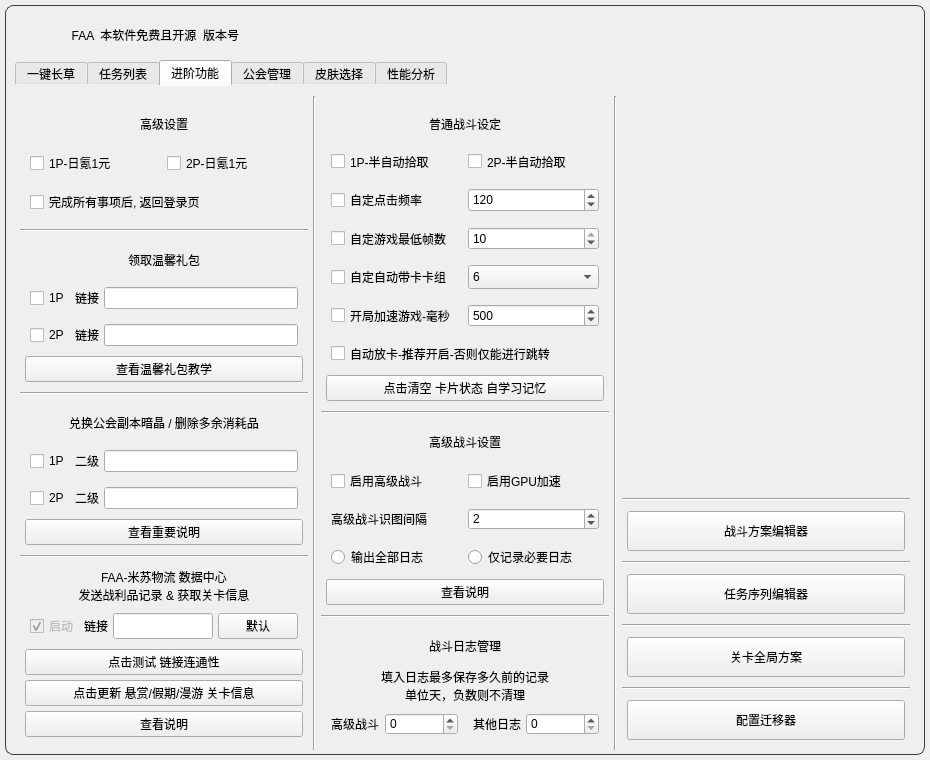
The window that resource/ui/FAA_3.0.ui (StareAbyss/FoodsVsMiceAutoAssistant) describes before a commit, drawn with Qt 5.
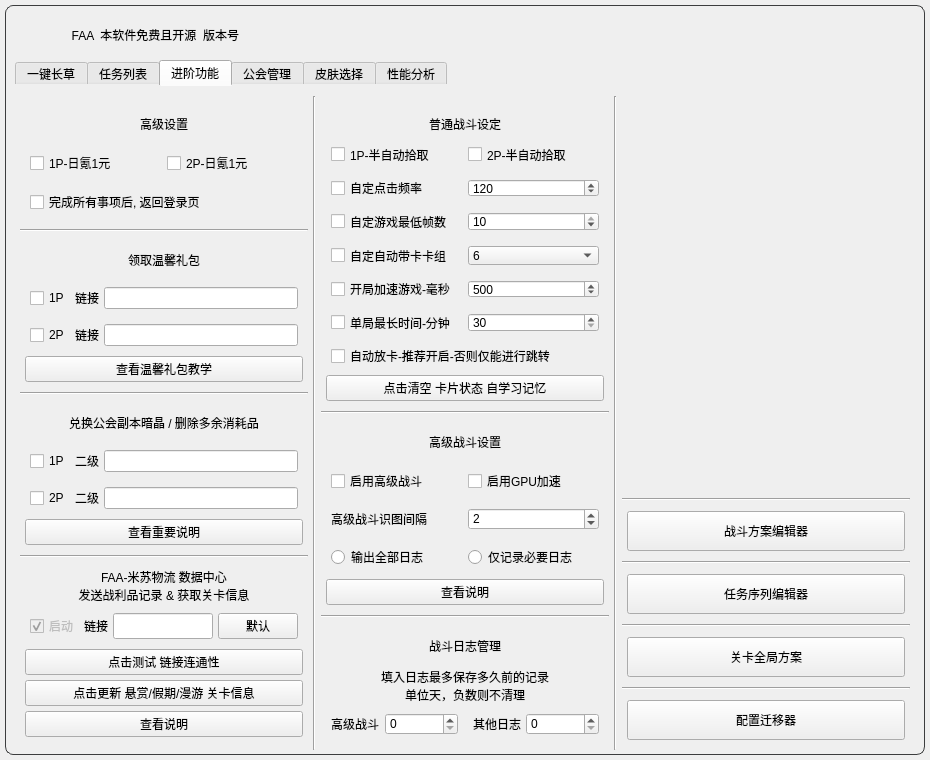
The same window after the commit. The open tabs and pages were chosen to show the change. Icons and pictures are not drawn. Custom widgets are drawn as their Qt base class.

Commit message: style: 杂项.

What changed in the file:
```diff
--- a/resource/ui/FAA_3.0.ui
+++ b/resource/ui/FAA_3.0.ui
@@ -10061,7 +10061,7 @@
               <number>5</number>
              </property>
              <item>
-              <layout class="QVBoxLayout" name="Lay_NormalBattleSettings" stretch="1,0,0,0,0,0,0">
+              <layout class="QVBoxLayout" name="Lay_NormalBattleSettings" stretch="1,0,0,0,0,0,0,0,0">
                <property name="spacing">
                 <number>5</number>
                </property>
@@ -10556,6 +10556,88 @@
                  </item>
                 </layout>
                </item>
+               <item>
+                <layout class="QHBoxLayout" name="Lay_NormalBattleSettings_7">
+                 <property name="leftMargin">
+                  <number>5</number>
+                 </property>
+                 <property name="topMargin">
+                  <number>5</number>
+                 </property>
+                 <property name="rightMargin">
+                  <number>5</number>
+                 </property>
+                 <property name="bottomMargin">
+                  <number>5</number>
+                 </property>
+                 <item>
+                  <widget class="QCheckBox" name="MaxBattleTime_Active">
+                   <property name="enabled">
+                    <bool>true</bool>
+                   </property>
+                   <property name="sizePolicy">
+                    <sizepolicy hsizetype="Expanding" vsizetype="Expanding">
+                     <horstretch>0</horstretch>
+                     <verstretch>0</verstretch>
+                    </sizepolicy>
+                   </property>
+                   <property name="minimumSize">
+                    <size>
+                     <width>0</width>
+                     <height>0</height>
+                    </size>
+                   </property>
+                   <property name="maximumSize">
+                    <size>
+                     <width>1677215</width>
+                     <height>100</height>
+                    </size>
+                   </property>
+                   <property name="toolTip">
+                    <string/>
+                   </property>
+                   <property name="text">
+                    <string>单局最长时间-分钟</string>
+                   </property>
+                  </widget>
+                 </item>
+                 <item>
+                  <widget class="QSpinBox" name="MaxBattleTime_Value">
+                   <property name="sizePolicy">
+                    <sizepolicy hsizetype="Expanding" vsizetype="Fixed">
+                     <horstretch>0</horstretch>
+                     <verstretch>0</verstretch>
+                    </sizepolicy>
+                   </property>
+                   <property name="minimumSize">
+                    <size>
+                     <width>0</width>
+                     <height>0</height>
+                    </size>
+                   </property>
+                   <property name="maximumSize">
+                    <size>
+                     <width>16777215</width>
+                     <height>100</height>
+                    </size>
+                   </property>
+                   <property name="toolTip">
+                    <string>单局最长战斗时间,单位:分钟,范围:30-60
+一旦单局战斗超过该时间, 将直接触发防卡死, 立刻结束战斗</string>
+                   </property>
+                   <property name="minimum">
+                    <number>30</number>
+                   </property>
+                   <property name="maximum">
+                    <number>60</number>
+                   </property>
+                   <property name="value">
+                    <number>30</number>
+                   </property>
+                  </widget>
+                 </item>
+                </layout>
+               </item>
                <item>
                 <layout class="QHBoxLayout" name="Lay_NormalBattleSettings_4">
                  <property name="leftMargin">
```
The commit also changes 1 other file.
